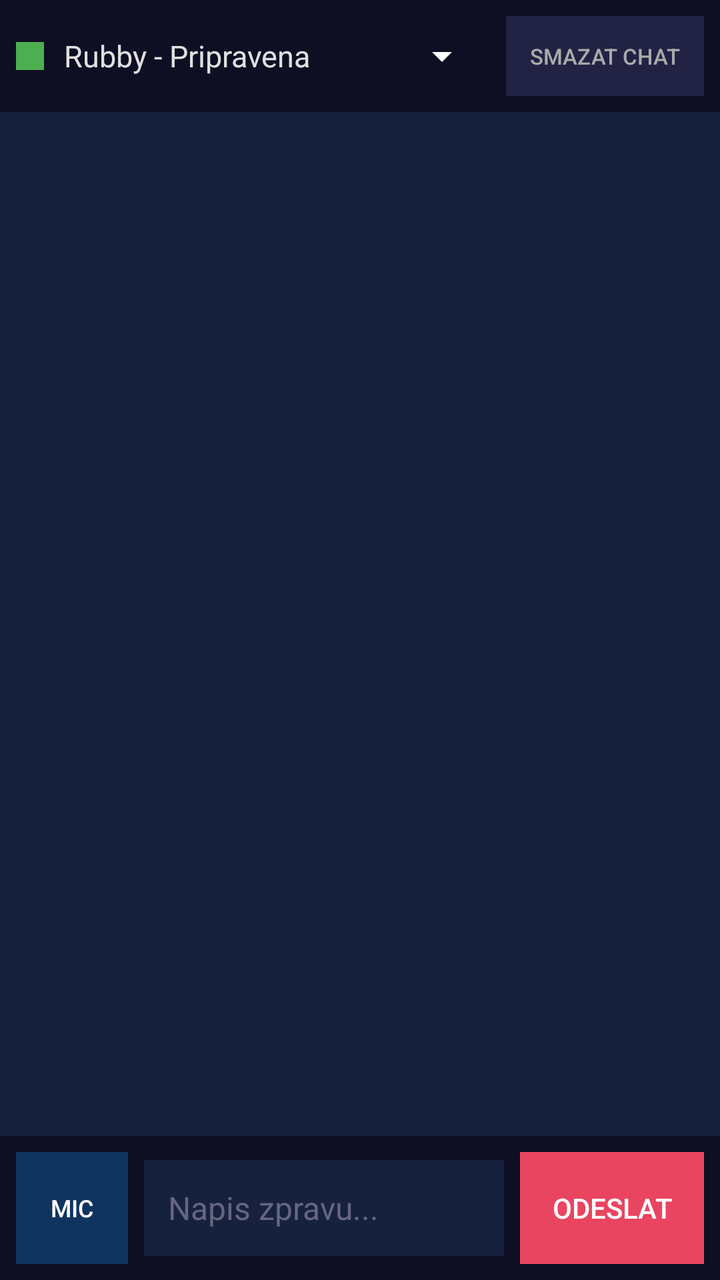
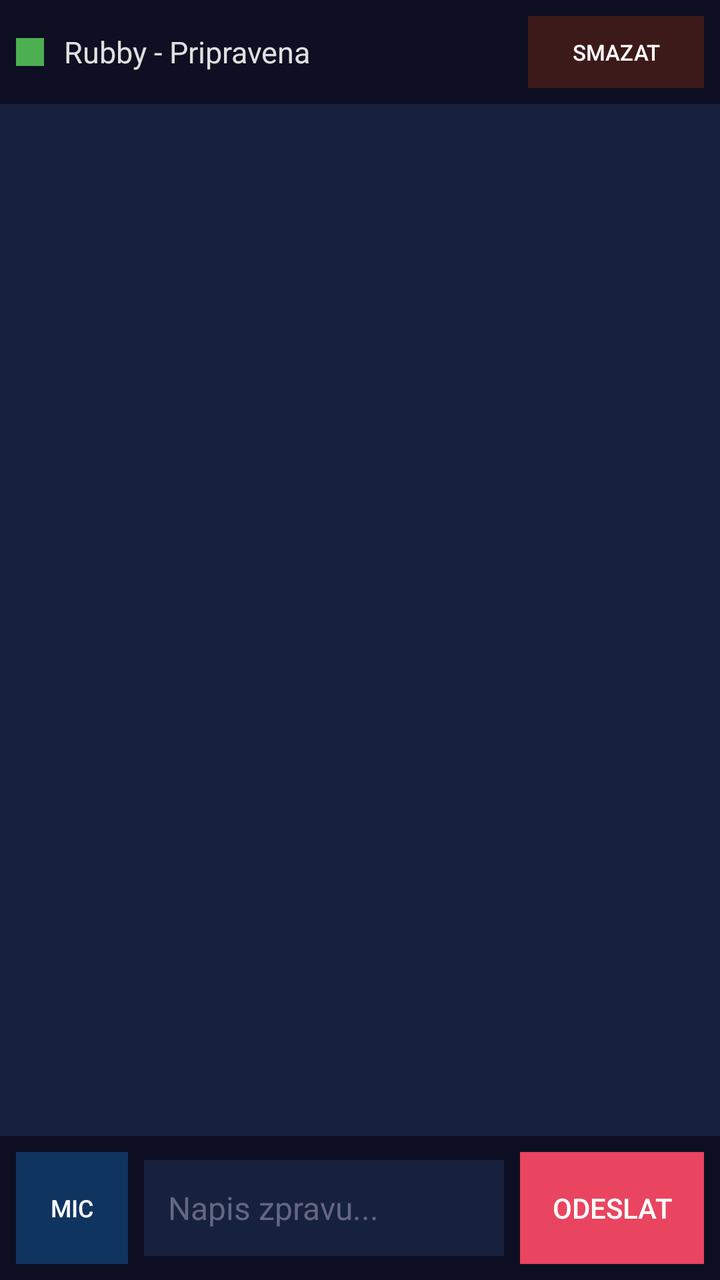

The first picture is an Android layout as it rendered before a commit; the second is the same layout after the commit. The layout source and the unified diff follow.
<!-- AndroidManifest.xml: application theme Theme.MyApplication -->
<!-- res/layout/activity_main.xml -->
<?xml version="1.0" encoding="utf-8"?>
<RelativeLayout xmlns:android="http://schemas.android.com/apk/res/android"
    xmlns:tools="http://schemas.android.com/tools"
    android:layout_width="match_parent"
    android:layout_height="match_parent"
    android:fitsSystemWindows="true"
    android:background="#1a1a2e"
    tools:context=".MainActivity">

    
    <LinearLayout
        android:id="@+id/inputArea"
        android:layout_width="match_parent"
        android:layout_height="wrap_content"
        android:layout_alignParentBottom="true"
        android:minHeight="64dp"
        android:orientation="horizontal"
        android:padding="8dp"
        android:gravity="center_vertical"
        android:background="#0f0f23">

        <Button
            android:id="@+id/btnMic"
            android:layout_width="56dp"
            android:layout_height="56dp"
            android:text="MIC"
            android:textSize="12sp"
            android:textColor="#ffffff"
            android:background="#0f3460" />

        <EditText
            android:id="@+id/etInput"
            android:layout_width="0dp"
            android:layout_height="48dp"
            android:layout_weight="1"
            android:layout_marginStart="8dp"
            android:layout_marginEnd="8dp"
            android:hint="Napis zpravu..."
            android:textColorHint="#666680"
            android:textColor="#e0e0e0"
            android:textSize="16sp"
            android:background="#16213e"
            android:paddingStart="12dp"
            android:paddingEnd="12dp"
            android:inputType="text"
            android:imeOptions="actionSend"
            android:singleLine="true" />

        <Button
            android:id="@+id/btnSend"
            android:layout_width="wrap_content"
            android:layout_height="56dp"
            android:text="ODESLAT"
            android:textSize="14sp"
            android:textColor="#ffffff"
            android:background="#e94560"
            android:paddingStart="16dp"
            android:paddingEnd="16dp" />
    </LinearLayout>

    
    <LinearLayout
        android:id="@+id/statusBar"
        android:layout_width="match_parent"
        android:layout_height="wrap_content"
        android:layout_alignParentTop="true"
        android:orientation="horizontal"
        android:gravity="center_vertical"
        android:padding="8dp"
        android:background="#0f0f23">

        <View
            android:id="@+id/statusIndicator"
            android:layout_width="14dp"
            android:layout_height="14dp"
            android:background="#4CAF50" />

        <TextView
            android:id="@+id/tvStatus"
            android:layout_width="0dp"
            android:layout_height="wrap_content"
            android:layout_weight="1"
            android:layout_marginStart="10dp"
            android:text="Rubby - Pripravena"
            android:textColor="#e0e0e0"
            android:textSize="15sp" />

        <Spinner
            android:id="@+id/spinnerLlm"
            android:layout_width="wrap_content"
            android:layout_height="wrap_content"
            android:layout_marginEnd="8dp"
            android:backgroundTint="#ffffff" />

        <Button
            android:id="@+id/btnClear"
            android:layout_width="wrap_content"
            android:layout_height="40dp"
            android:text="SMAZAT CHAT"
            android:textSize="11sp"
            android:textColor="#aaaaaa"
            android:background="#222244"
            android:paddingStart="12dp"
            android:paddingEnd="12dp" />
    </LinearLayout>

    
    <ScrollView
        android:id="@+id/scrollView"
        android:layout_width="match_parent"
        android:layout_height="match_parent"
        android:layout_below="@id/statusBar"
        android:layout_above="@id/inputArea"
        android:fillViewport="true"
        android:background="#16213e"
        android:padding="12dp">

        <TextView
            android:id="@+id/tvChatLog"
            android:layout_width="match_parent"
            android:layout_height="wrap_content"
            android:textColor="#c8d6e5"
            android:textSize="17sp"
            android:lineSpacingMultiplier="1.4" />
    </ScrollView>

</RelativeLayout>
<!-- resources referenced by this layout -->
<resources>
  <style name="Theme.MyApplication" parent="Theme.AppCompat.Light.NoActionBar">
          <item name="colorPrimary">#1a1a2e</item>
          <item name="colorPrimaryDark">#0f0f23</item>
          <item name="colorAccent">@color/teal_200</item>
          
          <item name="android:windowFullscreen">true</item>
          <item name="android:windowNoTitle">true</item>
      </style>
  <color name="teal_200">#FF03DAC5</color>
</resources>

<!-- the commit's change to res/layout/activity_main.xml (unified diff, before → after) -->
@@ -88,18 +88,21 @@
         <Spinner
             android:id="@+id/spinnerLlm"
             android:layout_width="wrap_content"
-            android:layout_height="wrap_content"
+            android:layout_height="36dp"
             android:layout_marginEnd="8dp"
-            android:backgroundTint="#ffffff" />
+            android:background="#1a1a4e"
+            android:backgroundTint="#7c7cff"
+            android:popupBackground="#0f0f23"
+            android:padding="4dp" />
 
         <Button
             android:id="@+id/btnClear"
             android:layout_width="wrap_content"
-            android:layout_height="40dp"
-            android:text="SMAZAT CHAT"
+            android:layout_height="36dp"
+            android:text="SMAZAT"
             android:textSize="11sp"
-            android:textColor="#aaaaaa"
-            android:background="#222244"
+            android:textColor="#ffffff"
+            android:background="#3d1a1a"
             android:paddingStart="12dp"
             android:paddingEnd="12dp" />
     </LinearLayout>
